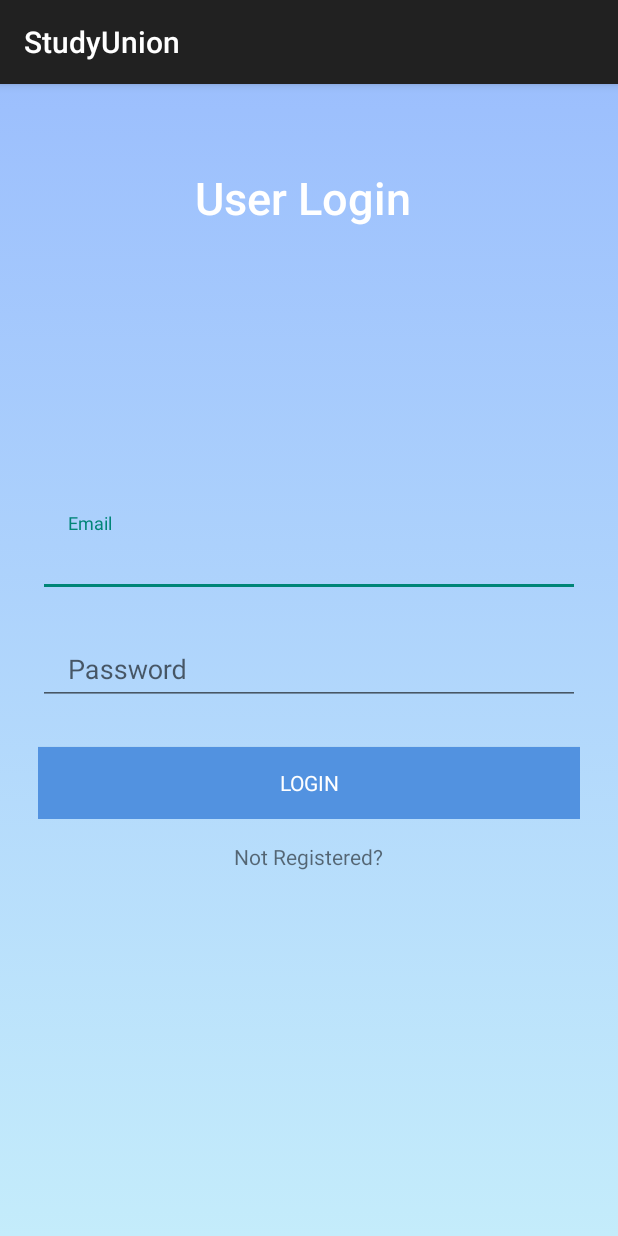
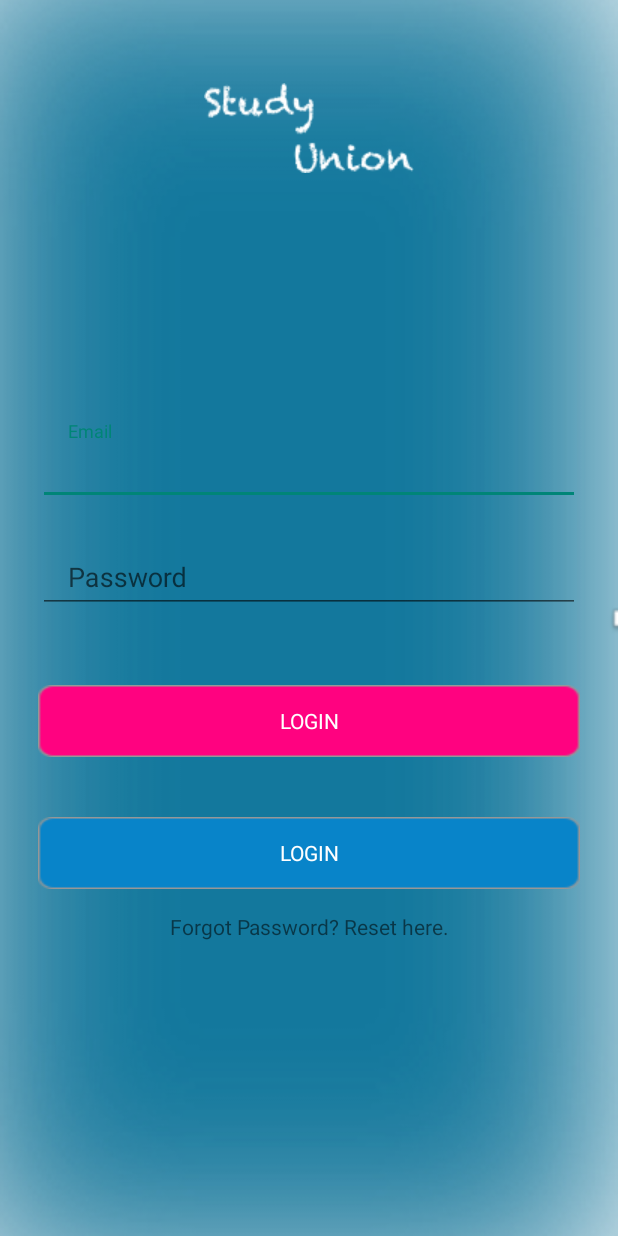
Before and after one commit to safat661/StudyUnion, an Android app: the LoginActivity screen opened directly, with no data from a screen before it, on a phone screen of 412 x 824 dp. Run offline under Robolectric (Android 15) with nearby library versions, the phone set to English and light mode, and no system bars; our stand-ins replace ButterKnife, Firebase (no records; nobody signed in at launch, a user with empty details on screens opened directly); 1 statement that could not run was skipped.

Commit message:
Login Page modified

```diff
--- a/app/src/main/res/layout/activity_main.xml
+++ b/app/src/main/res/layout/activity_main.xml
@@ -10,7 +10,8 @@
     android:paddingTop="25dp"
     android:paddingBottom="25dp"
     tools:context="com.icebug.android.studyunion.LoginActivity"
-    android:background="@drawable/shade1">
+    android:background="@drawable/lognnnnnnnn">
+
     <LinearLayout
         android:orientation="vertical"
         android:layout_width="match_parent"
@@ -22,15 +23,18 @@
         <android.support.design.widget.TextInputLayout
             android:layout_height="wrap_content"
             android:layout_width="match_parent"
-            android:layout_marginTop="8dp"
+            android:layout_marginTop="50dp"
             android:layout_marginBottom="8dp">
         <EditText
             android:id="@+id/editTextEmail"
             android:layout_width="match_parent"
             android:layout_height="wrap_content"
-            android:hint="Email"
+            android:hint="@string/email"
             android:paddingLeft="20dp"
-            android:paddingRight="20dp"/>
+            android:paddingRight="20dp"
+            android:layout_marginTop="100dp"
+            />
+
         </android.support.design.widget.TextInputLayout>
 
         <android.support.design.widget.TextInputLayout
@@ -46,7 +50,7 @@
             android:paddingRight="20dp"
             android:layout_width="match_parent"
             android:layout_height="wrap_content"
-            android:layout_marginTop="20dp"/>
+            android:layout_marginTop="30dp"/>
         </android.support.design.widget.TextInputLayout>
 
 
@@ -54,14 +58,31 @@
             android:id="@+id/buttonLogin"
             android:layout_width="match_parent"
             android:layout_height="wrap_content"
-            android:layout_marginTop="20dp"
+            android:layout_marginTop="40dp"
             android:ellipsize="middle"
             android:paddingLeft="20dp"
             android:paddingRight="20dp"
             android:text="Login"
-            android:background="#5292e0"
+            android:background="@drawable/rectangle_2"
             android:fontFamily="sans-serif"
-            android:textColor="#FFFFFF"/>
+            android:textColor="#FFFFFF"
+
+            tools:ignore="HardcodedText" />
+
+        <Button
+            android:layout_width="match_parent"
+            android:layout_height="wrap_content"
+            android:background="@drawable/rectangle"
+            android:layout_marginTop="40dp"
+            android:ellipsize="middle"
+            android:paddingLeft="20dp"
+            android:paddingRight="20dp"
+            android:text="Login"
+            android:fontFamily="sans-serif"
+            android:textColor="#FFFFFF"
+            />
+
+
 
 
     </LinearLayout>
@@ -69,7 +90,8 @@
     <TextView
         android:layout_width="wrap_content"
         android:layout_height="wrap_content"
-        android:text="User Login "
+
+        android:background="@drawable/study_union"
         android:textAppearance="@style/TextAppearance.AppCompat.Body2"
         android:textSize="30sp"
         android:textColor="#FFFFFF"
@@ -85,8 +107,9 @@
         android:layout_centerHorizontal="true"
         android:paddingLeft="20dp"
         android:paddingRight="20dp"
-        android:text="Not Registered?"
+        android:text="Forgot Password? Reset here."
         android:textAlignment="center"
-        android:layout_marginTop="15dp"/>
+        android:layout_marginTop="15dp"
+        />
 
 </RelativeLayout>
--- /dev/null
+++ b/app/src/main/res/values-v21/strings.xml
@@ -0,0 +1,4 @@
+<?xml version="1.0" encoding="utf-8"?>
+<resources>
+    <string name="not_registered">Not Registered?</string>
+</resources>
--- a/app/src/main/res/values-v21/styles.xml
+++ b/app/src/main/res/values-v21/styles.xml
@@ -1,6 +1,6 @@
 <?xml version="1.0" encoding="utf-8"?>
 <resources>
-    <style name="AppTheme" parent="Theme.AppCompat.Light.DarkActionBar">
+    <style name="AppTheme" parent="Theme.AppCompat.Light.NoActionBar">
         <item name="android:windowContentTransitions">true</item>
         <item name="android:windowAllowEnterTransitionOverlap">true</item>
         <item name="android:windowAllowReturnTransitionOverlap">true</item>
--- /dev/null
+++ b/app/src/main/res/values-w820dp/strings.xml
@@ -0,0 +1,4 @@
+<?xml version="1.0" encoding="utf-8"?>
+<resources>
+    <string name="not_registered">Not Registered?</string>
+</resources>
--- a/app/src/main/res/values/strings.xml
+++ b/app/src/main/res/values/strings.xml
@@ -7,4 +7,6 @@
     <string name="navigation_drawer_close">Close navigation drawer</string>
 
     <string name="action_settings">Settings</string>
+    <string name="email">Email</string>
+    <string name="not_registered">Not Registered?</string>
 </resources>
--- a/build.gradle
+++ b/build.gradle
@@ -5,7 +5,7 @@ buildscript {
         jcenter()
     }
     dependencies {
-        classpath 'com.android.tools.build:gradle:2.3.2'
+        classpath 'com.android.tools.build:gradle:2.3.3'
 
         // NOTE: Do not place your application dependencies here; they belong
         // in the individual module build.gradle files
```
Also changed, not shown: app/src/main/res/drawable/artsfon.png (added), app/src/main/res/drawable/forgot_password_re.png (added), app/src/main/res/drawable/login.png (added), app/src/main/res/drawable/lognnnnnnnn.png (added), app/src/main/res/drawable/rectangle.png (added), app/src/main/res/drawable/rectangle_2.png (added), app/src/main/res/drawable/register.png (added), app/src/main/res/drawable/study_union.png (added).
